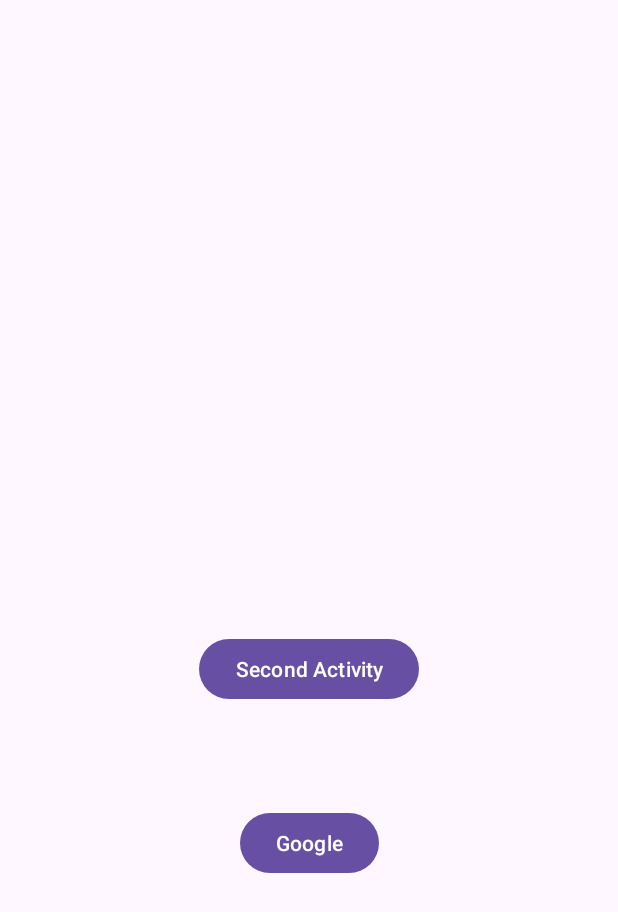
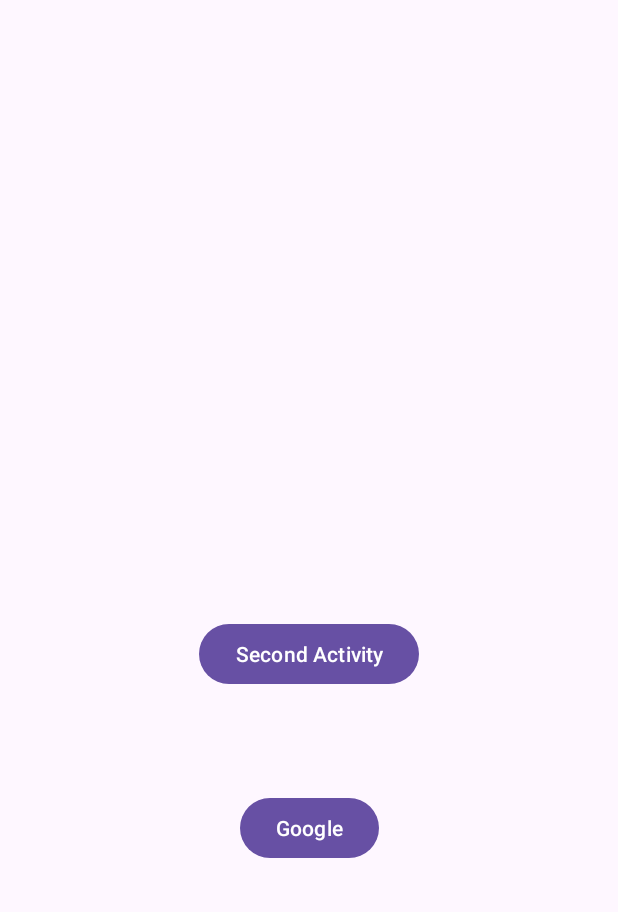
Before and after one commit to VaclavTuma/TutorialAppPart2, an Android app: the screen it shows after launch (MainActivity), on a phone screen of 412 x 824 dp. Shown: the top 912 px of the screen. Run offline under Robolectric (Android 15) with nearby library versions, the phone set to English and light mode, and no system bars.

Commit message:
first try

```diff
--- a/app/src/main/res/layout/activity_main.xml
+++ b/app/src/main/res/layout/activity_main.xml
@@ -17,7 +17,7 @@
         app:layout_constraintEnd_toEndOf="parent"
         app:layout_constraintStart_toStartOf="parent"
         app:layout_constraintTop_toTopOf="parent"
-        app:layout_constraintVertical_bias="0.5" />
+        app:layout_constraintVertical_bias="0.486" />
 
     <Button
         android:id="@+id/googleBtn"
```
